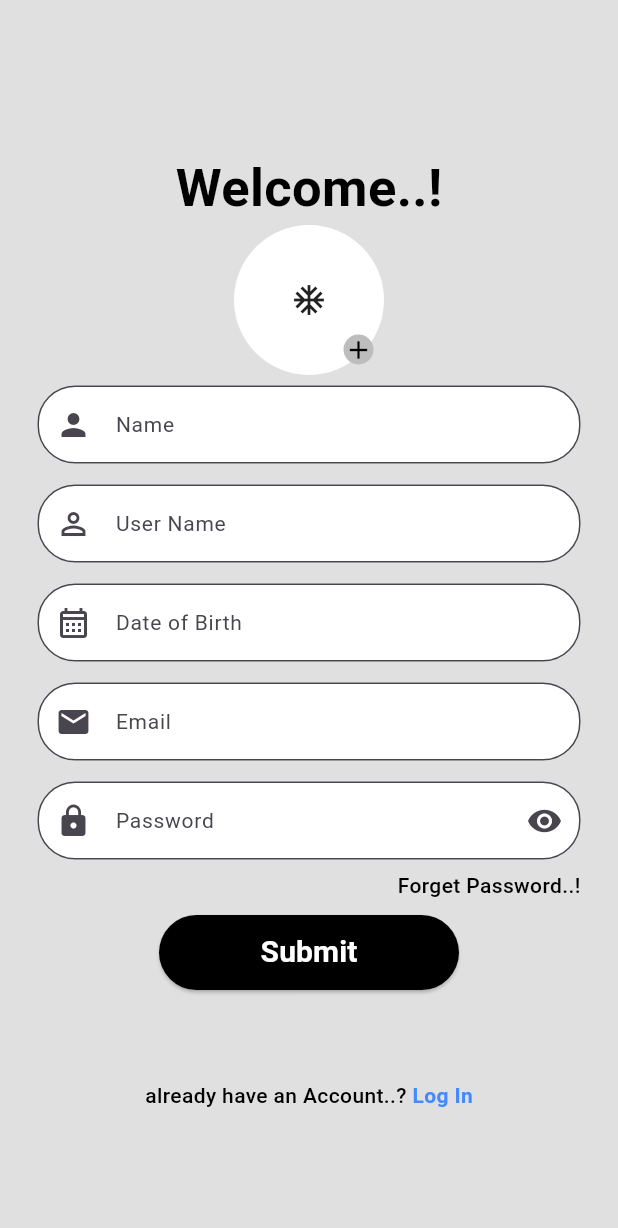
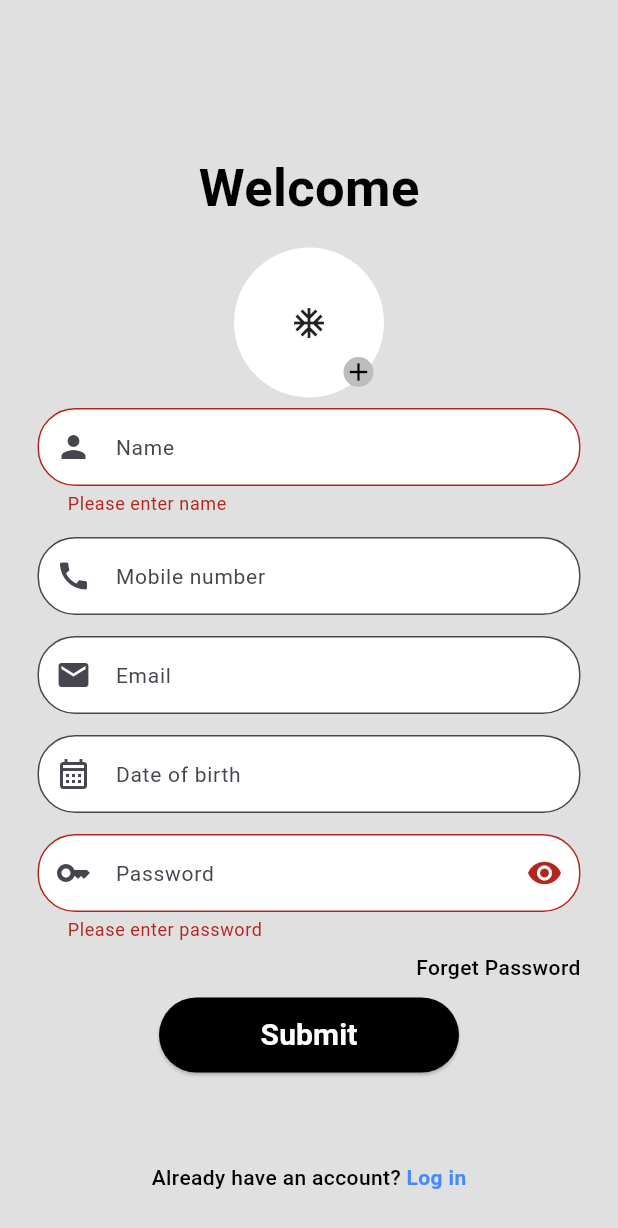
Before and after one commit to shubhamsingh74/FormValidation_App, a Flutter app: the FormPage screen opened directly, after a tap on "Submit", on a phone screen of 412 x 824 dp. Shown: the top 1228 px of the screen. Run offline on Flutter 3.47's test engine with Material 2 defaults, Android fonts, the phone set to English and light mode, and no system bars; our stand-ins replace image_picker; network calls fail.

Commit message:
till whatsapp clone

```diff
--- a/lib/form_page.dart
+++ b/lib/form_page.dart
@@ -1,14 +1,11 @@
-import 'dart:developer';
-import 'dart:io';
-
 import 'dart:async';
-
 import 'package:flutter/material.dart';
 import 'package:flutter/services.dart';
+import 'package:form_project/constants/string_constants.dart';
 import 'package:form_project/widgets/custom_buttons.dart';
 import 'package:form_project/widgets/custom_textfields.dart';
+import 'package:form_project/widgets/passwordtextformfield.dart';
 import 'package:form_project/widgets/profile_image.dart';
-import 'package:image_picker/image_picker.dart';
 import 'package:intl/intl.dart';
 
 class FormPage extends StatefulWidget {
@@ -20,7 +17,6 @@ class FormPage extends StatefulWidget {
 
 class _FormPageState extends State<FormPage> {
   final formGlobalKey = GlobalKey<FormState>();
-
   final TextEditingController _nameController = TextEditingController();
   final TextEditingController _userNameController = TextEditingController();
   final TextEditingController _dateOfBirthController = TextEditingController();
@@ -48,6 +44,25 @@ class _FormPageState extends State<FormPage> {
     }
   }
 
+  //validation for the name
+  bool isValidName ({required String value}){
+    final nameRegExp =
+        RegExp(r"^\s*([A-Za-z]{1,}([\.,] |[-']| ))+[A-Za-z]+\.?\s*$");
+    return nameRegExp.hasMatch(value);
+  }
+
+  // //validation for the mobile number
+  // bool get isValidPhone {
+  //   final phoneRegExp = RegExp(r"^\+?0[0-9]{10}$");
+  //   return phoneRegExp.hasMatch(this as String );
+  // }
+  //
+  // //validation for the email id
+  // bool get isValidEmail {
+  //   final emailRegExp = RegExp(r"^[a-zA-Z0-9.]+@[a-zA-Z0-9]+\.[a-zA-Z]+");
+  //   return emailRegExp.hasMatch(this as String);
+  // }
+
   @override
   void dispose() {
     super.dispose();
@@ -65,7 +80,7 @@ class _FormPageState extends State<FormPage> {
       body: SafeArea(
         child: SingleChildScrollView(
           child: Padding(
-            padding: const EdgeInsets.symmetric(horizontal: 25),
+            padding:  EdgeInsets.symmetric(horizontal: 25),
             child: Form(
               key: formGlobalKey,
               child: Column(
@@ -75,24 +90,80 @@ class _FormPageState extends State<FormPage> {
                     height: 100,
                   ),
                   const Text(
-                    "Welcome..!",
+                    "Welcome",
                     style: TextStyle(
                         color: Colors.black,
                         fontSize: 35,
                         fontWeight: FontWeight.bold),
                   ),
+
+                  const SizedBox(
+                    height: 15,
+                  ),
+
                   const ProfileImage(),
+
                   CustomTextField(
                     controller: _nameController,
                     hintText: "Name",
                     icon: const Icon(Icons.person),
                     keyboardType: TextInputType.text,
+                    validator: (value) {
+                      if (value!.isEmpty) {
+                        return "Please enter name";
+                      } else {
+                        //call function to check password
+                        bool result = isValidName(value: value);
+                        if (result) {
+                          // create account event
+                          return null;
+                        } else {
+                          return "Enter valid name";
+                        }
+                      }
+                    },
                   ),
+
                   CustomTextField(
                     controller: _userNameController,
-                    hintText: "User Name",
-                    icon: const Icon(Icons.perm_identity_outlined),
+                    hintText: "Mobile number",
+                    icon: const Icon(Icons.call),
+                    keyboardType: TextInputType.number,
+                    // validator: (value) {
+                    //   if (value!.isEmpty) {
+                    //     return "Please enter mobile number";
+                    //   } else {
+                    //     //call function to check password
+                    //     bool result = isValidPhone;
+                    //     if (result) {
+                    //       // create account event
+                    //       return null;
+                    //     } else {
+                    //       return "Enter valid mobile number";
+                    //     }
+                    //   }
+                    // },
+                  ),
+
+                  CustomTextField(
+                    controller: _emailController,
+                    hintText: "Email",
+                    icon: const Icon(Icons.email),
                     keyboardType: TextInputType.emailAddress,
+                    // validator: (value) {
+                    //   if (value!.isEmpty) {
+                    //     return "Please enter email id";
+                    //   } else {
+                    //     //call function to check password
+                    //     bool result = isValidEmail;
+                    //     if (result) {
+                    //       // create account event
+                    //       return null;
+                    //     } else {
+                    //       return "Enter valid email id";
+                    //     }
+                    //   }
+                    // },
                   ),
 
                   InkWell(
@@ -102,26 +173,15 @@ class _FormPageState extends State<FormPage> {
                     child: AbsorbPointer(
                       child: CustomTextField(
                         controller: _dateOfBirthController,
-                        hintText: "Date of Birth",
+                        hintText: "Date of birth",
                         icon: const Icon(Icons.calendar_month_outlined),
                       ),
                     ),
                   ),
-                  CustomTextField(
-                    controller: _emailController,
-                    hintText: "Email",
-                    icon: const Icon(Icons.email),
-                    keyboardType: TextInputType.emailAddress,
-                  ),
 
-                  CustomTextField(
+                  PasswordField(
                     controller: _passwordController,
                     hintText: "Password",
-                    icon: const Icon(
-                      Icons.lock,
-                    ),
-                    suffixIcon: const Icon(Icons.remove_red_eye),
-                    keyboardType: TextInputType.number,
                   ),
 
                   //forget password
@@ -131,7 +191,7 @@ class _FormPageState extends State<FormPage> {
                       InkWell(
                           onTap: () {},
                           child: const Text(
-                            "Forget Password..!",
+                            "Forget Password",
                             style: TextStyle(
                                 color: Colors.black,
                                 fontSize: 14,
@@ -143,7 +203,7 @@ class _FormPageState extends State<FormPage> {
                   //submit button
                   CustomButton(
                       onTap: () {
-                        log("hello");
+                        formGlobalKey.currentState!.validate();
                       },
                       text: "Submit"),
 
@@ -156,14 +216,14 @@ class _FormPageState extends State<FormPage> {
                     mainAxisAlignment: MainAxisAlignment.center,
                     children: [
                       Text(
-                        "already have an Account..?",
+                        "Already have an account?",
                         style: TextStyle(
                             color: Colors.black,
                             fontSize: 14,
                             fontWeight: FontWeight.w500),
                       ),
                       Text(
-                        " Log In",
+                        " Log in",
                         style: TextStyle(
                             color: Colors.blueAccent,
                             fontSize: 14,
--- a/lib/main.dart
+++ b/lib/main.dart
@@ -1,5 +1,7 @@
 import 'package:flutter/material.dart';
 import 'package:form_project/form_page.dart';
+import 'package:form_project/screens/home_page.dart';
+import 'package:form_project/screens/listview_implementation.dart';
 
 void main() {
   runApp(const MyApp());
@@ -18,7 +20,7 @@ class MyApp extends StatelessWidget {
         // colorScheme: ColorScheme.fromSeed(seedColor: Colors.deepPurple),
         useMaterial3: true,
       ),
-      home: const FormPage(),
+      home:  ListViewImpl(),
     );
   }
 }
--- a/lib/widgets/custom_textfields.dart
+++ b/lib/widgets/custom_textfields.dart
@@ -1,10 +1,10 @@
 import 'package:flutter/material.dart';
 
-class CustomTextField extends StatelessWidget {
+class CustomTextField extends StatefulWidget {
   final TextEditingController controller;
   final String hintText;
   final Icon icon;
-  final Icon? suffixIcon;
+  final String? Function(String?)? validator;
   final keyboardType;
 
   const CustomTextField({
@@ -12,30 +12,39 @@ class CustomTextField extends StatelessWidget {
     required this.icon,
     required this.controller,
     required this.hintText,
-    this.suffixIcon,
     this.keyboardType,
+    this.validator,
   }) : super(key: key);
+
+  @override
+  State<CustomTextField> createState() => _CustomTextFieldState();
+}
+
+class _CustomTextFieldState extends State<CustomTextField> {
+
+
 
   @override
   Widget build(BuildContext context) {
     return Padding(
       padding: const EdgeInsets.symmetric(vertical: 7),
       child: TextFormField(
-        controller: controller,
-        keyboardType: keyboardType,
+        controller: widget.controller,
+        validator: widget.validator,
+        keyboardType: widget.keyboardType,
         obscureText: false,
         decoration: InputDecoration(
           border: OutlineInputBorder(
             borderRadius: BorderRadius.circular(25),
-            borderSide: const BorderSide(color: Colors.transparent, width: 0),
+            borderSide: const BorderSide(color: Colors.transparent, width: 1),
           ),
           contentPadding:
               const EdgeInsets.symmetric(horizontal: 16, vertical: 14),
           filled: true,
           fillColor: Colors.white,
-          hintText: hintText,
-          prefixIcon: icon,
-          suffixIcon: suffixIcon,
+          hintText: widget.hintText,
+          prefixIcon: widget.icon,
+          // suffixIcon: suffixIcon,
           hintStyle: const TextStyle(
             fontSize: 14,
             fontWeight: FontWeight.w400,
--- /dev/null
+++ b/lib/widgets/passwordtextformfield.dart
@@ -0,0 +1,95 @@
+import 'package:flutter/material.dart';
+
+class PasswordField extends StatefulWidget {
+  final TextEditingController controller;
+  final String hintText;
+  // final Icon icon;
+  // final Icon? suffixIcon;
+
+  const PasswordField({
+    super.key,
+    required this.controller,
+    required this.hintText,
+    // this.suffixIcon,
+    // required this.icon,
+  });
+
+  @override
+  State<PasswordField> createState() => _PasswordFieldState();
+}
+
+class _PasswordFieldState extends State<PasswordField> {
+  bool _passwordVisible = false;
+
+  RegExp pass_valid = RegExp(r"(?=.*\d)(?=.*[a-z])(?=.*[A-Z])(?=.*\W)");
+
+  bool validatePassword(String pass) {
+    String _password = pass.trim();
+    if (pass_valid.hasMatch(_password)) {
+      return true;
+    } else {
+      return false;
+    }
+  }
+
+  @override
+  void initState() {
+    super.initState();
+    _passwordVisible = true;
+  }
+
+  @override
+  Widget build(BuildContext context) {
+    return Padding(
+      padding: const EdgeInsets.symmetric(vertical: 7),
+      child: TextFormField(
+        controller: widget.controller,
+
+        validator: (value) {
+          if (value!.isEmpty) {
+            return "Please enter password";
+          } else {
+            //call function to check password
+            bool result = validatePassword(value);
+            if (result) {
+              // create account event
+              return null;
+            } else {
+              return " Password should contain Capital,small letter & \n Number & Special";
+            }
+          }
+        },
+
+        keyboardType: TextInputType.emailAddress,
+        obscureText: !_passwordVisible,
+        decoration: InputDecoration(
+          border: OutlineInputBorder(
+            borderRadius: BorderRadius.circular(25),
+            borderSide: const BorderSide(color: Colors.transparent, width: 0),
+          ),
+          contentPadding:
+              const EdgeInsets.symmetric(horizontal: 16, vertical: 14),
+          filled: true,
+          fillColor: Colors.white,
+          hintText: widget.hintText,
+          prefixIcon: const Icon(Icons.key),
+          suffixIcon: IconButton(
+            icon: Icon(
+                _passwordVisible ? Icons.visibility : Icons.visibility_off),
+            onPressed: () {
+              setState(
+                () {
+                  _passwordVisible = !_passwordVisible;
+                },
+              );
+            },
+          ),
+          hintStyle: const TextStyle(
+            fontSize: 14,
+            fontWeight: FontWeight.w400,
+          ),
+        ),
+      ),
+    );
+  }
+}
```
Also changed, not shown: lib/constants/string_constants.dart (added, +42 -0 lines), lib/screens/home_page.dart (added, +61 -0 lines), lib/screens/listview_implementation.dart (added, +295 -0 lines).
